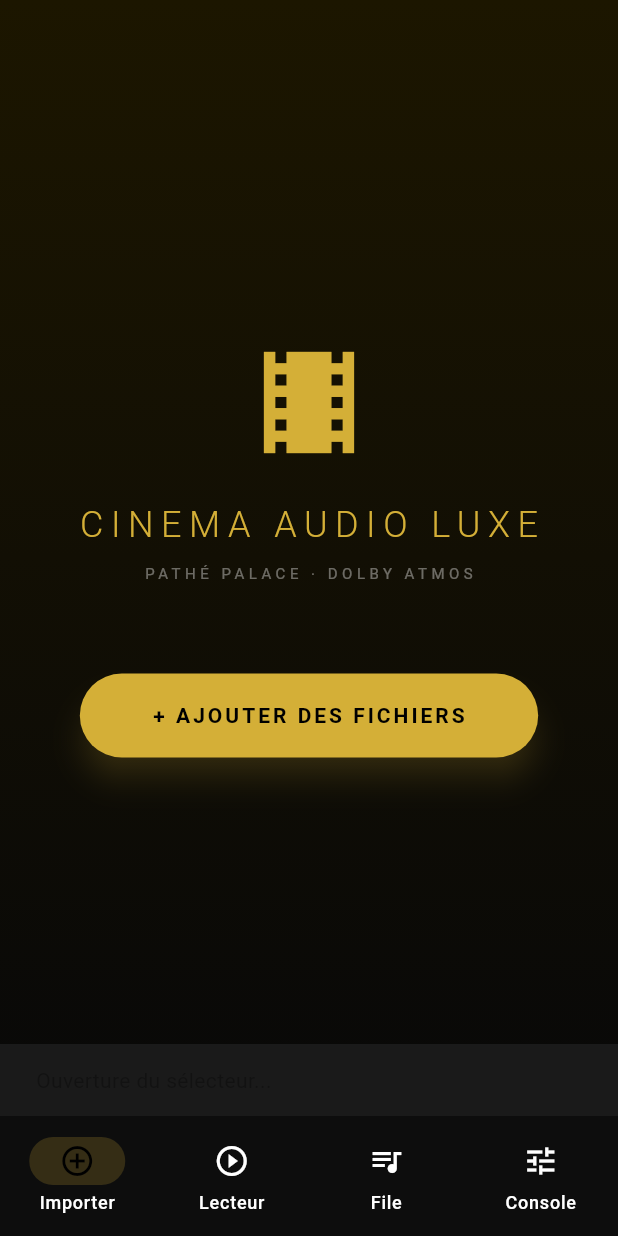
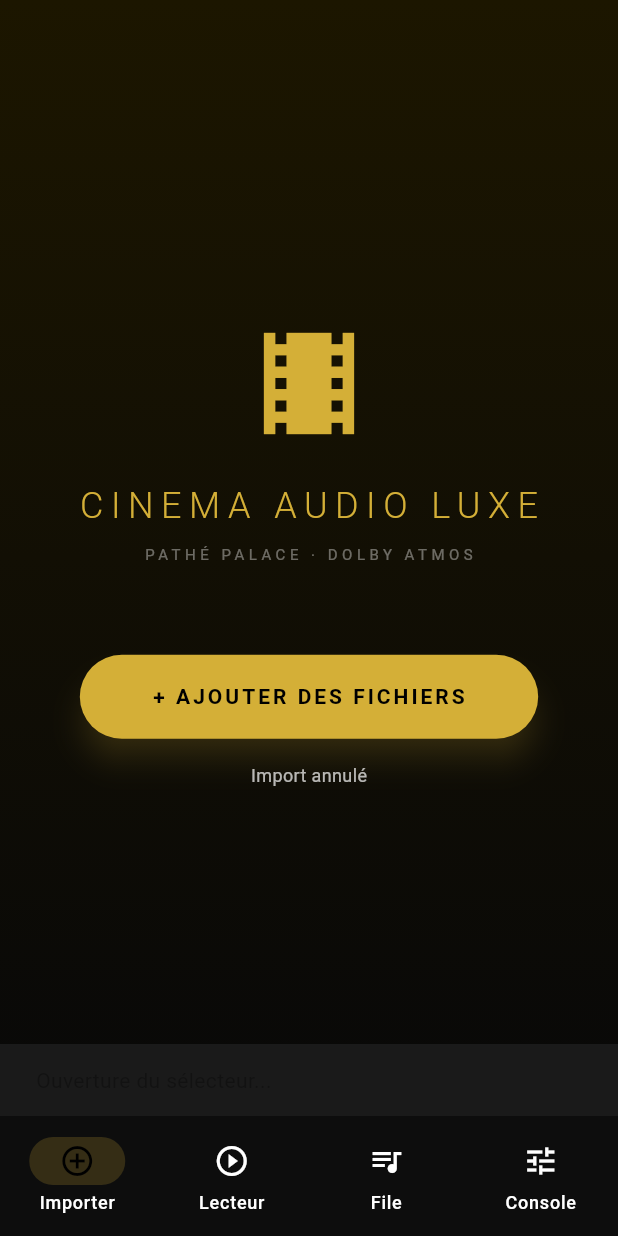
Before and after one commit to her0-00/app_audio_improve, a Flutter app: the screen it shows after launch, after a tap on "+ AJOUTER DES FICHIERS", on a phone screen of 412 x 824 dp. Run offline on Flutter 3.47's test engine with Material 3 defaults, Android fonts, the phone set to English and light mode, and no system bars; our stand-ins replace file_picker, shared_preferences.

Commit message:
Show import status in UI and keep files in app sandbox for iOS without Xcode

```diff
--- a/lib/main.dart
+++ b/lib/main.dart
@@ -1,6 +1,7 @@
 import 'package:flutter/material.dart';
 import 'package:flutter/services.dart';
 import 'package:file_picker/file_picker.dart';
+import 'package:path_provider/path_provider.dart';
 import 'dart:async';
 import 'dart:io';
 import 'audio_library.dart';
@@ -30,6 +31,9 @@
   int repeatMode = 0;
   String currentDevice = 'speaker';
   List<double> spectrumData = List.filled(32, 0.0);
+
+  // Messages d'état affichés à l'utilisateur (Import / Erreurs)
+  String importStatus = '';
 
   AudioState() {
     _ch.setMethodCallHandler(_onNativeCall);
@@ -92,7 +96,9 @@
   // try/catch pour éviter qu'une erreur sur un seul fichier ferme l'app.
 
   Future<void> addFiles() async {
-    print('🎵 addFiles: Début');
+    importStatus = 'Sélecteur de fichiers ouvert…';
+    notifyListeners();
+
     FilePickerResult? result;
     try {
       result = await FilePicker.platform.pickFiles(
@@ -100,43 +106,66 @@
         allowedExtensions: ['mp3', 'wav', 'flac', 'm4a', 'aac', 'ogg', 'opus'],
         allowMultiple: true,
       );
-      print('🎵 FilePicker result: ${result?.files.length ?? 0} fichiers');
+      importStatus = 'Sélection : ${result?.files.length ?? 0} fichier(s)';
+      notifyListeners();
     } catch (e) {
-      print('❌ FilePicker error: $e');
+      importStatus = 'Erreur FilePicker : $e';
+      notifyListeners();
       return;
     }
     if (result == null) {
-      print('⚠️ FilePicker annulé');
+      importStatus = 'Import annulé';
+      notifyListeners();
       return;
     }
+
+    final docsDir = await getApplicationDocumentsDirectory();
+    final mediaDir = Directory('${docsDir.path}/Media');
+    if (!await mediaDir.exists()) await mediaDir.create(recursive: true);
 
     int addedCount = 0;
     for (final f in result.files) {
       final path = f.path;
-      print('📁 Fichier: ${f.name}, path: $path');
+      final originalName = f.name;
+      print('📁 Fichier importé: $originalName, path: $path');
       if (path == null) {
-        print('⚠️ Path null pour ${f.name}');
+        print('⚠️ Path null pour $originalName');
         continue;
       }
 
+      final sourceFile = File(path);
+      if (!await sourceFile.exists()) {
+        print('❌ Fichier introuvable: $path');
+        continue;
+      }
+
+      // Copie le fichier dans le répertoire Documents/Media de l'application.
+      // Cela permet de s'assurer qu'il est conservé et accessible même après
+      // que le fichier d'origine ait été supprimé ou désactivé par iOS.
+      String fileName = sourceFile.uri.pathSegments.last;
+      final extIndex = fileName.lastIndexOf('.');
+      final baseName = extIndex > 0 ? fileName.substring(0, extIndex) : fileName;
+      final ext = extIndex > 0 ? fileName.substring(extIndex) : '';
+
+      String destPath = '${mediaDir.path}/$fileName';
+      int counter = 1;
+      while (await File(destPath).exists()) {
+        destPath = '${mediaDir.path}/${baseName}_$counter$ext';
+        counter++;
+      }
+
       try {
-        final file = File(path);
-        if (!await file.exists()) {
-          print('❌ Fichier introuvable: $path');
-          continue;
-        }
-        print('✅ Fichier existe: ${await file.length()} bytes');
+        await sourceFile.copy(destPath);
+        print('✅ Copie réussie dans app: $destPath');
       } catch (e) {
-        print('❌ Erreur accès fichier $path: $e');
+        print('❌ Échec copie: $e');
         continue;
       }
 
       final track = AudioTrack(
-        id: '${DateTime.now().microsecondsSinceEpoch}_${f.name}',
-        path: path,
-        title: f.name.contains('.')
-            ? f.name.substring(0, f.name.lastIndexOf('.'))
-            : f.name,
+        id: '${DateTime.now().microsecondsSinceEpoch}_$fileName',
+        path: destPath,
+        title: baseName,
         duration: 0,
       );
       _library.addTrack(track);
@@ -144,11 +173,12 @@
       addedCount++;
     }
 
-    print('📊 Total ajouté: $addedCount pistes');
-    print('📊 Queue size: ${_library.queue.length}');
+    importStatus = 'Total ajouté : $addedCount piste(s)';
+    notifyListeners();
 
     if (addedCount == 0) {
-      print('⚠️ Aucune piste ajoutée');
+      importStatus = 'Aucune piste importée (vérifiez les permissions)';
+      notifyListeners();
       return;
     }
 
@@ -170,6 +200,7 @@
     print('🔔 notifyListeners');
     notifyListeners();
   }
+
 
   Future<void> playIndex(int index) async {
     _library.jumpTo(index);
@@ -601,6 +632,11 @@
                   listenable: _audio,
                   builder: (_, __) => Column(
                     children: [
+                      if (_audio.importStatus.isNotEmpty)
+                        Text(_audio.importStatus,
+                            style: const TextStyle(color: Colors.white70, fontSize: 12)),
+                      if (_audio.importStatus.isNotEmpty)
+                        const SizedBox(height: 8),
                       if (_audio.queue.isNotEmpty)
                         Text('${_audio.queue.length} piste(s) chargée(s)',
                             style: const TextStyle(color: Colors.white54, fontSize: 13)),
```
